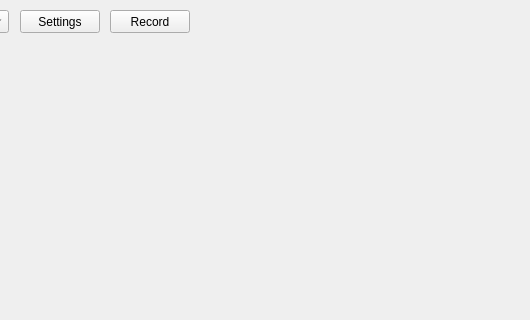
The window that mainwindow.ui (Franchovy/Effect-Project) describes before a commit, drawn with Qt 5; both pictures show x 270 to 800 and y 0 to 320 of the 800 by 600 pixel window.
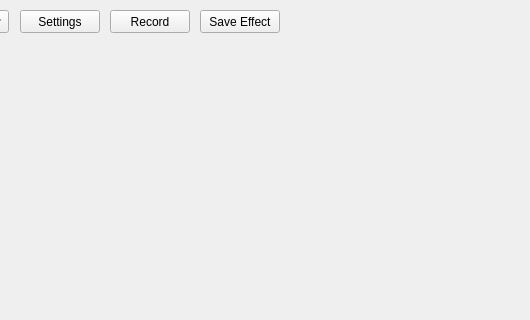
The same window after the commit.

Commit message: Functioning SplitterEffect, JoinerEffect. Other effects functional for signedint/Qt-audio format. Starting work on UI for cleanup - simplifying the mess that it is.

```diff
--- a/mainwindow.ui
+++ b/mainwindow.ui
@@ -146,6 +146,19 @@
      <string>Record</string>
     </property>
    </widget>
+   <widget class="QPushButton" name="pushButton">
+    <property name="geometry">
+     <rect>
+      <x>470</x>
+      <y>10</y>
+      <width>80</width>
+      <height>23</height>
+     </rect>
+    </property>
+    <property name="text">
+     <string>Save Effect</string>
+    </property>
+   </widget>
   </widget>
   <widget class="QMenuBar" name="menubar">
    <property name="geometry">
```
The commit also changes 27 other files.
